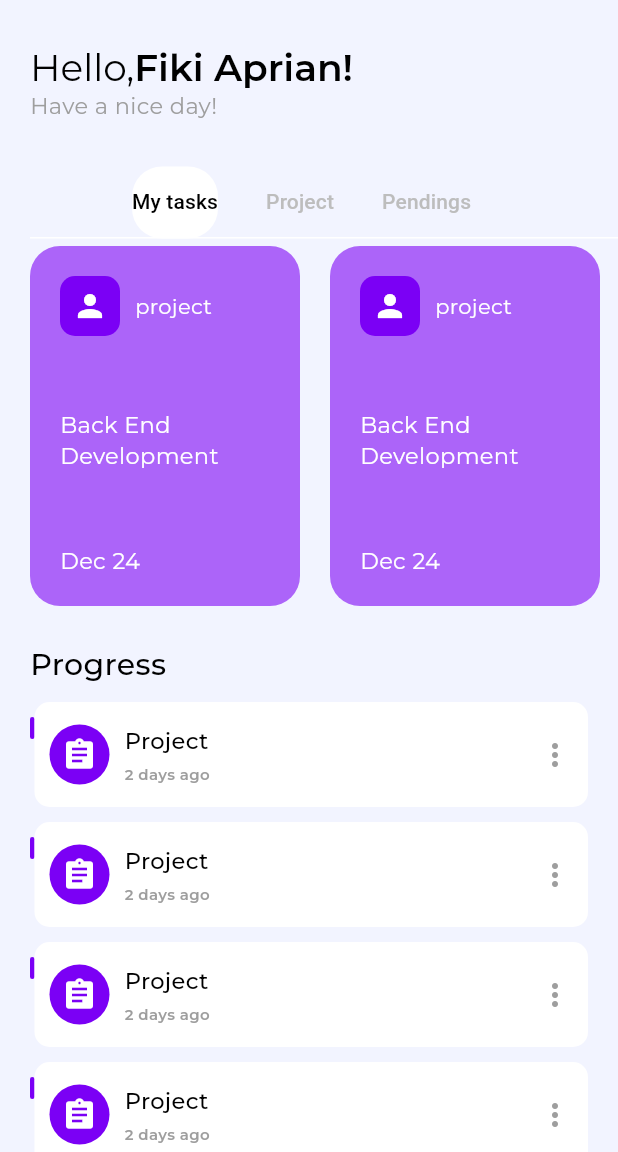
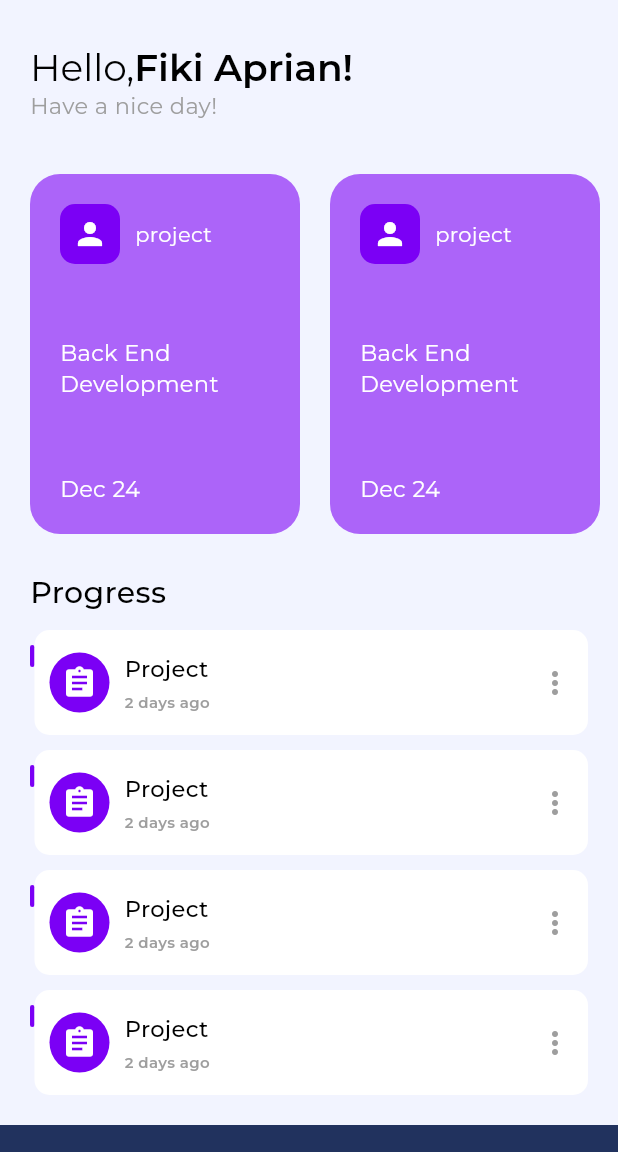
Before and after one commit to fikiap23/taskplus, a Flutter app: the ProjectsPage screen opened directly, on a phone screen of 412 x 824 dp, the part 84-1236 px from its top. Run offline on Flutter 3.47's test engine with Material 3 defaults, Android fonts, the phone set to English and light mode, and no system bars; our stand-ins replace date_picker_timeline, google_fonts, image_picker.

Commit message:
delete tab navigate

```diff
--- a/lib/screens/Projects/OverviewScroll.dart
+++ b/lib/screens/Projects/OverviewScroll.dart
@@ -1,27 +1,8 @@
 import 'package:flutter/material.dart';
-
 import 'package:taskplus/screens/Projects/OverViewCard.dart';
 
-class OverView extends StatefulWidget {
-  const OverView({Key? key}) : super(key: key);
-
-  @override
-  State<OverView> createState() => _OverViewState();
-}
-
-class _OverViewState extends State<OverView> with TickerProviderStateMixin {
-  late TabController tabController;
-  @override
-  void initState() {
-    tabController = new TabController(length: 3, vsync: this, initialIndex: 0);
-    super.initState();
-  }
-
-  @override
-  void dispose() {
-    tabController.dispose();
-    super.dispose();
-  }
+class OverView extends StatelessWidget {
+  const OverView({super.key});
 
   @override
   Widget build(BuildContext context) {
@@ -30,66 +11,20 @@ class _OverViewState extends State<OverView> with TickerProviderStateMixin {
       child: Column(
         crossAxisAlignment: CrossAxisAlignment.start,
         children: [
-          TabBar(
-            controller: tabController,
-            labelColor: Colors.black,
-            isScrollable: true,
-            indicator: BoxDecoration(
-              borderRadius: BorderRadius.circular(20),
-              color: Colors.white,
-            ),
-            padding: EdgeInsets.all(0),
-            unselectedLabelColor: Colors.grey.shade400,
-            tabs: [
-              Tab(
-                text: "My tasks",
-              ),
-              Tab(
-                text: "Project",
-              ),
-              Tab(
-                text: "Pendings",
-              ),
-            ],
-          ),
+          // Content for the "My tasks" section
           Container(
             height: 250,
             width: double.maxFinite,
-            child: TabBarView(
-              controller: tabController,
-              children: [
-                ListView.builder(
-                    itemCount: 3,
-                    scrollDirection: Axis.horizontal,
-                    itemBuilder: (BuildContext context, int index) {
-                      return OvervewCard();
-                    }),
-                Text("Projects"),
-                Text("Projects"),
-              ],
+            child: ListView.builder(
+              itemCount: 5,
+              scrollDirection: Axis.horizontal,
+              itemBuilder: (BuildContext context, int index) {
+                return const OvervewCard();
+              },
             ),
-          )
+          ),
         ],
       ),
     );
   }
 }
-
-class CircleTab extends Decoration {
-  @override
-  BoxPainter createBoxPainter([VoidCallback? onChanged]) {
-    // TODO: implement createBoxPainter
-    return CirclePainter();
-  }
-}
-
-class CirclePainter extends BoxPainter {
-  @override
-  void paint(Canvas canvas, Offset offset, ImageConfiguration configuration) {
-    Paint _paint = Paint();
-    _paint.color = Colors.black54;
-    final Offset CirclePostion =
-        Offset(configuration.size!.width - 3.0, configuration.size!.height / 2);
-    canvas.drawCircle(offset + CirclePostion, 4, _paint);
-  }
-}
```
